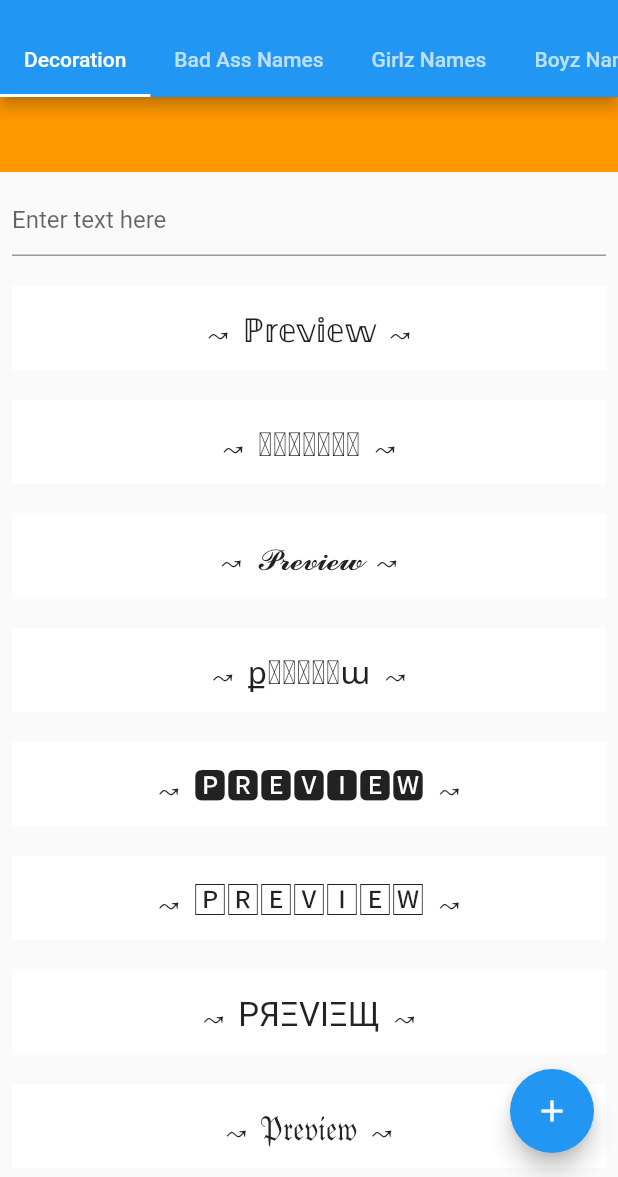
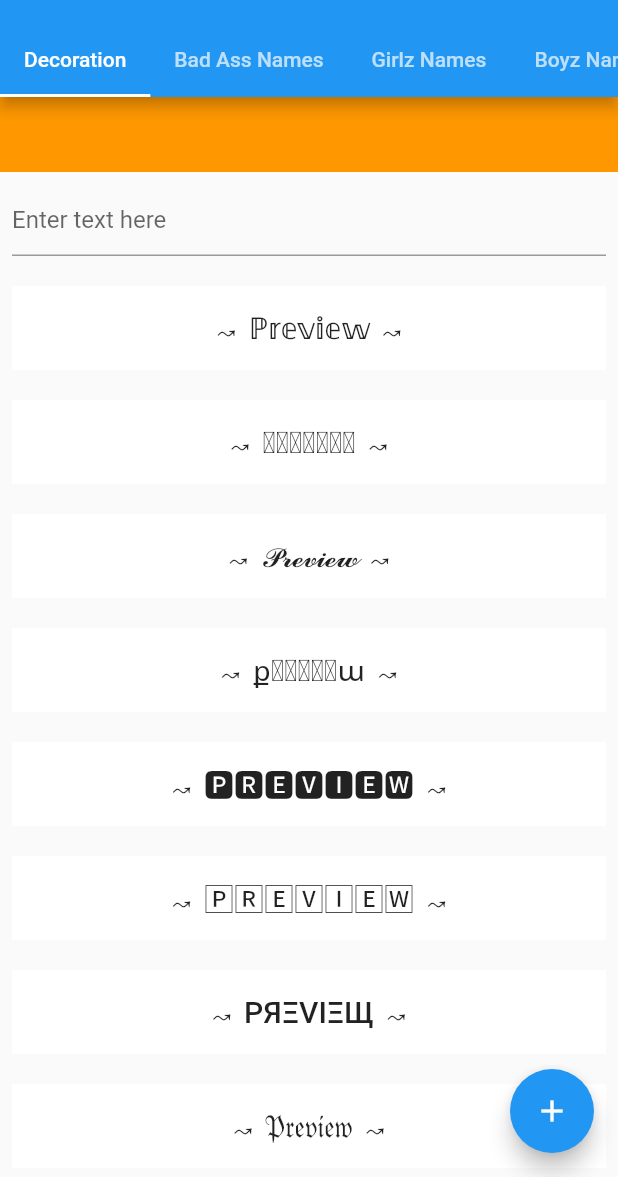
Before and after one commit to nooralibutt/easy_nickname, a Flutter app: the screen it shows after launch, on a phone screen of 412 x 824 dp, the part 59-1236 px from its top. Run offline on Flutter 3.47's test engine with Material 2 defaults, Android fonts, the phone set to English and light mode, and no system bars.

```diff
--- a/example/lib/main.dart
+++ b/example/lib/main.dart
@@ -41,9 +41,6 @@ class _MyHomePageState extends State<MyHomePage> {
         title: 'Nick Name Generator',
         onTapEvent: _handleEventActions,
         placementBuilder: _addPlacements,
-        onCopy: (nickname) {
-          logPrint(nickname);
-        },
       ),
       floatingActionButton: FloatingActionButton(
         onPressed: () {
--- a/lib/src/easy_nickname_app.dart
+++ b/lib/src/easy_nickname_app.dart
@@ -15,7 +15,7 @@ class EasyNicknameApp extends StatelessWidget {
   final List<CategoryTab> names;
 
   /// you can copy nickname from [onCopy] and you can add your own implementation
-  final void Function(String) onCopy;
+  final ValueChanged<String>? onCopy;
 
   /// [onTapEvent] will be call on every event preformed by the user
   final EventActionCallback? onTapEvent;
@@ -33,7 +33,7 @@ class EasyNicknameApp extends StatelessWidget {
     this.names = const [],
     this.onTapEvent,
     this.placementBuilder,
-    required this.onCopy,
+    this.onCopy,
     this.nicknameTextStyle,
   }) : super(key: key);
 
@@ -52,7 +52,7 @@ class EasyNicknameApp extends StatelessWidget {
     );
   }
 
-  static void launchApp(
+  static Future launchApp(
     BuildContext context, {
     /// this will be the title of the app
     required final String title,
@@ -64,7 +64,7 @@ class EasyNicknameApp extends StatelessWidget {
     final List<CategoryTab> names = const [],
 
     /// you can copy nickname from [onCopy] and you can add your own implementation
-    required final void Function(String) onCopy,
+    final ValueChanged<String>? onCopy,
 
     /// [onTapEvent] will be call on every event preformed by the user
     final EventActionCallback? onTapEvent,
--- a/lib/src/easy_nickname_controller.dart
+++ b/lib/src/easy_nickname_controller.dart
@@ -15,7 +15,7 @@ class EasyNicknameController extends InheritedWidget {
   final List<CategoryTab> names;
 
   /// you can copy nickname from [onCopy] and you can add your own implementation
-  final void Function(String) onCopy;
+  final ValueChanged<String>? onCopy;
 
   /// [onTapEvent] will be call on every event preformed by the user
   final EventActionCallback? onTapEvent;
@@ -34,7 +34,7 @@ class EasyNicknameController extends InheritedWidget {
     this.onTapEvent,
     this.placementBuilder,
     this.nicknameTextStyle,
-    required this.onCopy,
+    this.onCopy,
     required super.child,
   });
 
--- a/lib/src/widgets/font_list_tile.dart
+++ b/lib/src/widgets/font_list_tile.dart
@@ -18,16 +18,20 @@ class FontListTile extends StatelessWidget {
     return ListTile(
       onTap: () {
         controller.onTapEvent?.call(context, NicknameEventAction.selectionTap);
-        Clipboard.setData(ClipboardData(text: decoratedText));
-        controller.onCopy.call(decoratedText);
-        ScaffoldMessenger.of(context).showSnackBar(
-            const SnackBar(content: Text('Text has been copied!')));
+        if (controller.onCopy == null) {
+          Clipboard.setData(ClipboardData(text: decoratedText));
+          ScaffoldMessenger.of(context).showSnackBar(
+              const SnackBar(content: Text('Nickname has been copied!')));
+        } else {
+          controller.onCopy?.call(decoratedText);
+        }
       },
       tileColor: Theme.of(context).dialogBackgroundColor,
       title: Text(
         decoratedText,
         textAlign: TextAlign.center,
-        style: controller.nicknameTextStyle ?? const TextStyle(fontSize: 22),
+        style: controller.nicknameTextStyle ??
+            Theme.of(context).textTheme.titleLarge,
       ),
     );
   }
```
